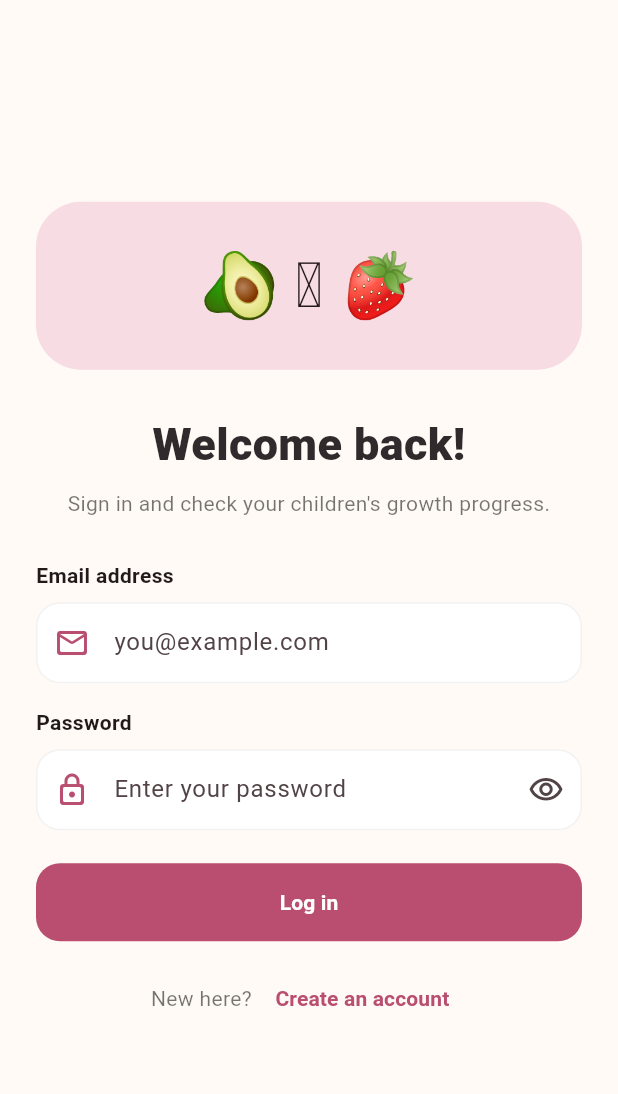
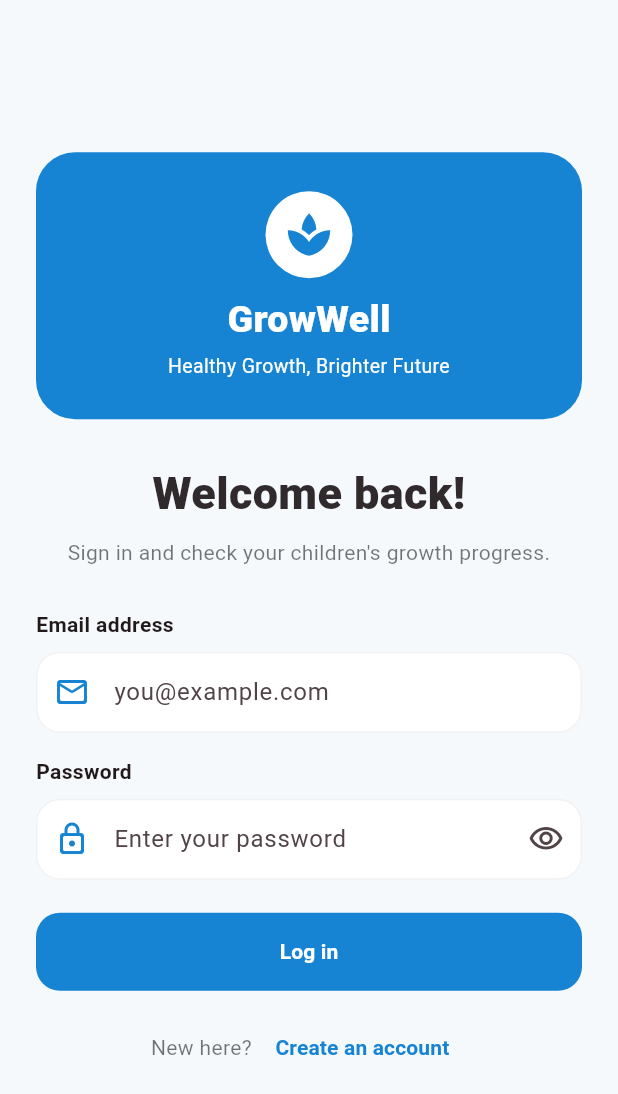
Before and after one commit to nurulizzatihayat/growwell, a Flutter app: the screen it shows after launch, on a phone screen of 412 x 824 dp. Shown: the top 1094 px of the screen. Run offline on Flutter 3.47's test engine with Material 3 defaults, Android fonts, the phone set to English and light mode, and no system bars; our stand-ins replace firebase_auth, firebase_core, sqflite; accounts and stored records are empty.

Commit message:
Restyle login with GrowWell branding

```diff
--- a/lib/main.dart
+++ b/lib/main.dart
@@ -19,6 +19,7 @@ const Color rose = Color(0xFFB94E70);
 const Color cream = Color(0xFFFFFAF5);
 const Color ink = Color(0xFF302A2D);
 const Color sage = Color(0xFFE7EFD9);
+const Color growWellBlue = Color(0xFF1684D2);
 
 class GrowWell extends StatelessWidget {
   const GrowWell({super.key});
@@ -144,6 +145,7 @@ class _LoginPageState extends State<LoginPage> {
   @override
   Widget build(BuildContext context) {
     return Scaffold(
+      backgroundColor: const Color(0xFFF5F9FC),
       body: SafeArea(
         child: Center(
           child: SingleChildScrollView(
@@ -154,13 +156,23 @@ class _LoginPageState extends State<LoginPage> {
                 crossAxisAlignment: CrossAxisAlignment.stretch,
                 children: [
                   Container(
-                    height: 112,
+                    padding: const EdgeInsets.symmetric(vertical: 26, horizontal: 20),
                     decoration: BoxDecoration(
-                      color: blush,
-                      borderRadius: BorderRadius.circular(30),
+                      color: growWellBlue,
+                      borderRadius: BorderRadius.circular(26),
                     ),
-                    child: const Center(
-                      child: Text('🥑 🫐 🍓', style: TextStyle(fontSize: 42)),
+                    child: const Column(
+                      children: [
+                        CircleAvatar(
+                          radius: 29,
+                          backgroundColor: Colors.white,
+                          child: Icon(Icons.spa, color: growWellBlue, size: 34),
+                        ),
+                        SizedBox(height: 10),
+                        Text('GrowWell', style: TextStyle(color: Colors.white, fontSize: 25, fontWeight: FontWeight.w800)),
+                        SizedBox(height: 3),
+                        Text('Healthy Growth, Brighter Future', textAlign: TextAlign.center, style: TextStyle(color: Colors.white, fontSize: 13)),
+                      ],
                     ),
                   ),
                   const SizedBox(height: 28),
@@ -189,6 +201,7 @@ class _LoginPageState extends State<LoginPage> {
                     decoration: _authDecoration(
                       hint: 'you@example.com',
                       icon: Icons.mail_outline_rounded,
+                      accent: growWellBlue,
                     ),
                     validator: (value) {
                       final email = value?.trim() ?? '';
@@ -209,6 +222,7 @@ class _LoginPageState extends State<LoginPage> {
                     decoration: _authDecoration(
                       hint: 'Enter your password',
                       icon: Icons.lock_outline_rounded,
+                      accent: growWellBlue,
                     ).copyWith(
                       suffixIcon: IconButton(
                         onPressed: () =>
@@ -232,7 +246,7 @@ class _LoginPageState extends State<LoginPage> {
                   FilledButton(
                     onPressed: _login,
                     style: FilledButton.styleFrom(
-                      backgroundColor: rose,
+                      backgroundColor: growWellBlue,
                       foregroundColor: Colors.white,
                       minimumSize: const Size.fromHeight(52),
                       shape: RoundedRectangleBorder(
@@ -259,7 +273,7 @@ class _LoginPageState extends State<LoginPage> {
                         child: const Text(
                           'Create an account',
                           style: TextStyle(
-                              color: rose, fontWeight: FontWeight.bold),
+                              color: growWellBlue, fontWeight: FontWeight.bold),
                         ),
                       ),
                     ],
@@ -521,10 +535,11 @@ class _RegisterPageState extends State<RegisterPage> {
 InputDecoration _authDecoration({
   required String hint,
   required IconData icon,
+  Color accent = rose,
 }) {
   return InputDecoration(
     hintText: hint,
-    prefixIcon: Icon(icon, color: rose),
+    prefixIcon: Icon(icon, color: accent),
     filled: true,
     fillColor: Colors.white,
     contentPadding: const EdgeInsets.symmetric(horizontal: 16, vertical: 15),
@@ -538,7 +553,7 @@ InputDecoration _authDecoration({
     ),
     focusedBorder: OutlineInputBorder(
       borderRadius: BorderRadius.circular(16),
-      borderSide: const BorderSide(color: rose, width: 1.5),
+      borderSide: BorderSide(color: accent, width: 1.5),
     ),
   );
 }
```
